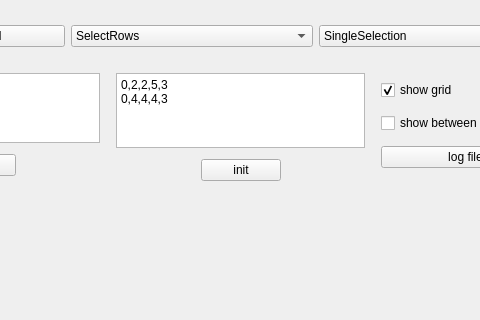
First picture: the form in QpTableView_test/dialog.ui, repository PavelDorofeev/How-to-create-own-QTableView-with-new-capabilities, before the edit; both pictures show x 449 to 929 and y 0 to 320 of the 1034 by 789 pixel window.
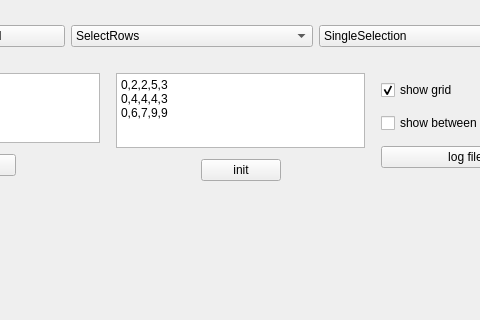
Second picture: the form after the edit.

Patch:
```diff
--- a/QpTableView_test/dialog.ui
+++ b/QpTableView_test/dialog.ui
@@ -302,7 +302,8 @@
            </property>
            <property name="plainText">
             <string>0,2,2,5,3
-0,4,4,4,3</string>
+0,4,4,4,3
+0,6,7,9,9</string>
            </property>
           </widget>
          </item>
```
